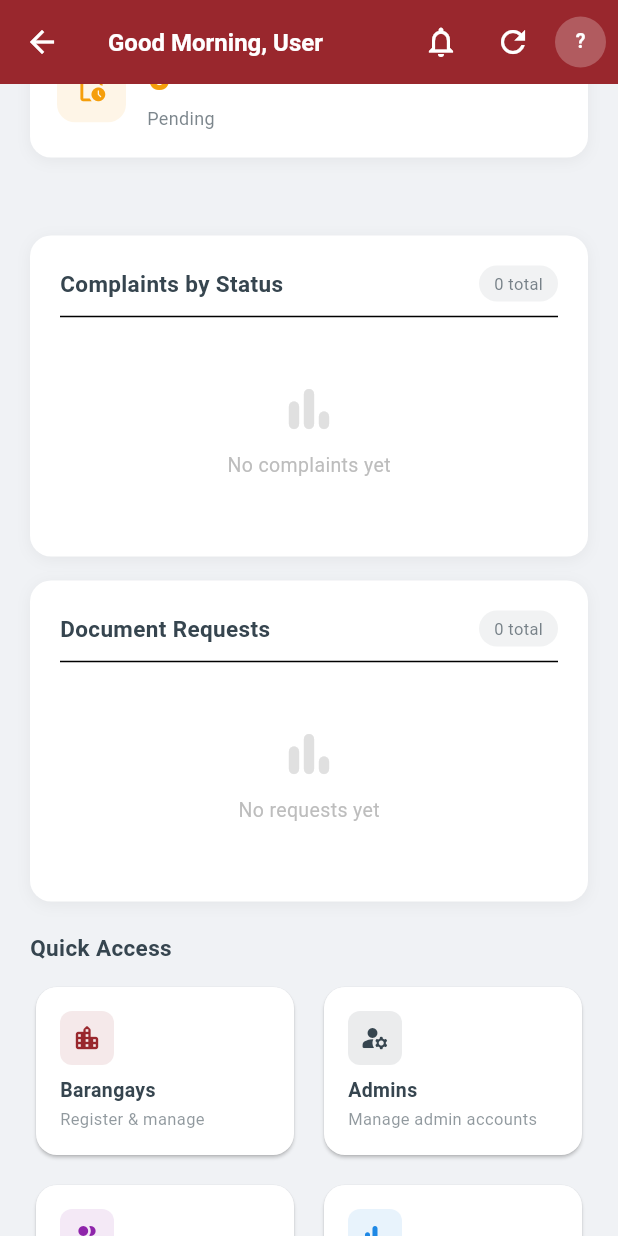
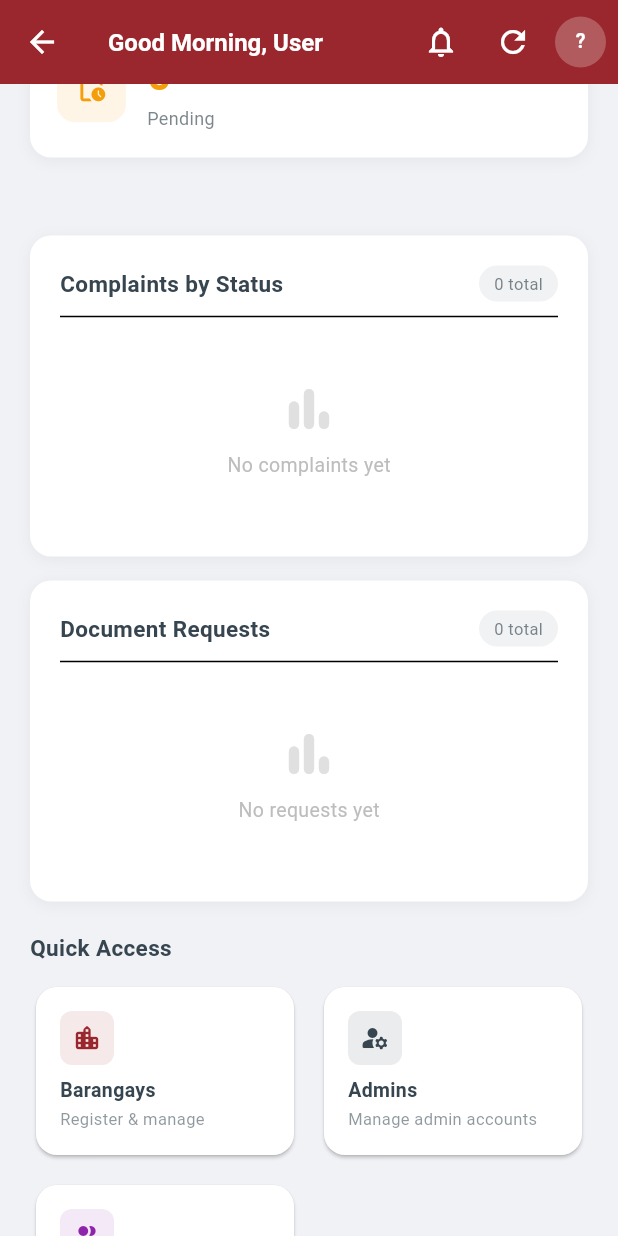
Before and after one commit to Fwhoop/BLA, a Flutter app: the SuperAdminDashboard screen opened by its route, scrolled down 576 dp, on a phone screen of 412 x 824 dp. Run offline on Flutter 3.47's test engine with Material 3 defaults, Android fonts, the phone set to English and light mode, and no system bars; our stand-ins replace firebase_auth, firebase_core, flutter_dotenv, flutter_secure_storage, google_fonts, image_picker and 4 more; missing offline and left inert: dart:html; accounts and stored records are empty; network calls fail.

Commit message:
fixed ui bugs

```diff
--- a/barangay_legal_aid/lib/screens/superadmin_dashboard.dart
+++ b/barangay_legal_aid/lib/screens/superadmin_dashboard.dart
@@ -9,8 +9,9 @@ import 'package:barangay_legal_aid/services/api_service.dart';
 import 'package:barangay_legal_aid/widgets/bla_app_bar.dart';
 import 'package:barangay_legal_aid/screens/superadmin/barangays_screen.dart';
 import 'package:barangay_legal_aid/screens/superadmin/admins_screen.dart';
-import 'package:barangay_legal_aid/screens/superadmin/system_screen.dart';
+
 import 'package:barangay_legal_aid/screens/superadmin/analytics_screen.dart';
+import 'package:barangay_legal_aid/screens/admin/users_screen.dart';
 import 'package:barangay_legal_aid/screens/notification_screen.dart';
 
 const _kPrimary  = Color(0xFF99272D);
@@ -738,9 +739,8 @@ class _SuperAdminDashboardState extends State<SuperAdminDashboard>
             final items = [
               _Nav('Barangays',  'Register & manage',        Icons.location_city_rounded,     _kPrimary,                 BarangaysScreen()),
               _Nav('Admins',     'Manage admin accounts',    Icons.manage_accounts_rounded,   _kCharcoal,                AdminsScreen()),
-              _Nav('All Users',  'View all residents',       Icons.people_alt_rounded,        const Color(0xFF8E24AA),   AnalyticsScreen()),
-              _Nav('Analytics',  'System-wide statistics',   Icons.bar_chart_rounded,         const Color(0xFF1E88E5),   AnalyticsScreen()),
-              _Nav('System',     'System configuration',     Icons.settings_rounded,          const Color(0xFFF59E0B),   SystemScreen()),
+              _Nav('All Users',  'View all residents',       Icons.people_alt_rounded,        const Color(0xFF8E24AA),   const AdminUsersScreen()),
+
             ];
             return GridView.builder(
               shrinkWrap: true,
```
Also changed, not shown: barangay_legal_aid/lib/screens/user_profile_page.dart (+15 -9 lines), barangay_legal_aid/lib/services/api_service.dart (+11 -2 lines).
